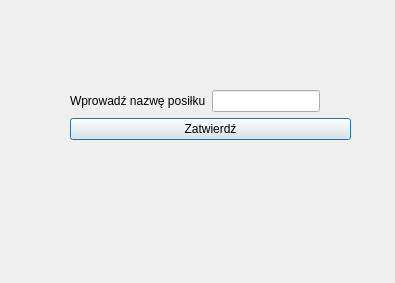
Before: the Qt Designer form FitBulliq/addmealwindow.ui in kmbrzoza/FitBulliq, drawn with Qt 5.
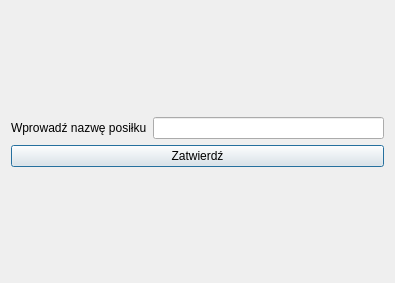
After: the same form once the commit is applied.

Diff of the .ui file:
```diff
--- a/FitBulliq/addmealwindow.ui
+++ b/FitBulliq/addmealwindow.ui
@@ -10,16 +10,10 @@
     <height>283</height>
    </rect>
   </property>
-  <property name="minimumSize">
-   <size>
-    <width>395</width>
-    <height>283</height>
-   </size>
-  </property>
   <property name="maximumSize">
    <size>
-    <width>395</width>
-    <height>283</height>
+    <width>1920</width>
+    <height>1080</height>
    </size>
   </property>
   <property name="font">
@@ -30,17 +24,23 @@
   <property name="windowTitle">
    <string>Dialog</string>
   </property>
-  <widget class="QWidget" name="layoutWidget">
-   <property name="geometry">
-    <rect>
-     <x>70</x>
-     <y>90</y>
-     <width>281</width>
-     <height>121</height>
-    </rect>
-   </property>
+  <layout class="QGridLayout" name="gridLayout">
+   <item row="2" column="0">
+    <spacer name="verticalSpacer">
+     <property name="orientation">
+      <enum>Qt::Vertical</enum>
+     </property>
+     <property name="sizeHint" stdset="0">
+      <size>
+       <width>20</width>
+       <height>40</height>
+      </size>
+     </property>
+    </spacer>
+   </item>
+   <item row="1" column="0">
    <layout class="QFormLayout" name="formLayout">
-    <item row="0" column="0">
+     <item row="0" column="0" colspan="2">
      <layout class="QFormLayout" name="formLayout_2">
       <item row="0" column="0">
        <widget class="QLabel" name="label">
@@ -54,7 +54,7 @@
       </item>
      </layout>
     </item>
-    <item row="1" column="0" colspan="2">
+     <item row="2" column="0" colspan="2">
      <widget class="QPushButton" name="ConfirmButton">
       <property name="text">
        <string>Zatwierdź</string>
@@ -62,7 +62,21 @@
      </widget>
     </item>
    </layout>
-  </widget>
+   </item>
+   <item row="0" column="0">
+    <spacer name="verticalSpacer_2">
+     <property name="orientation">
+      <enum>Qt::Vertical</enum>
+     </property>
+     <property name="sizeHint" stdset="0">
+      <size>
+       <width>20</width>
+       <height>40</height>
+      </size>
+     </property>
+    </spacer>
+   </item>
+  </layout>
  </widget>
  <resources/>
  <connections/>
```
Lines whose indentation alone changed are shown as unchanged.
